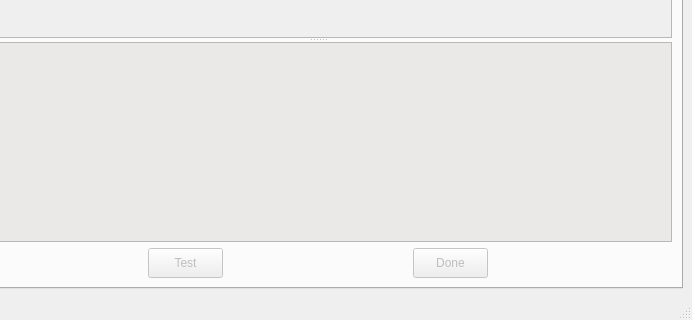
Old version of the form FEniCSBloodSim/fenics_blood_sim.ui in the repository carmenalonsomontes/FEniCS-Medical-Simulation; both pictures show x 464 to 1156 and y 515 to 835 of the 1156 by 835 pixel window.
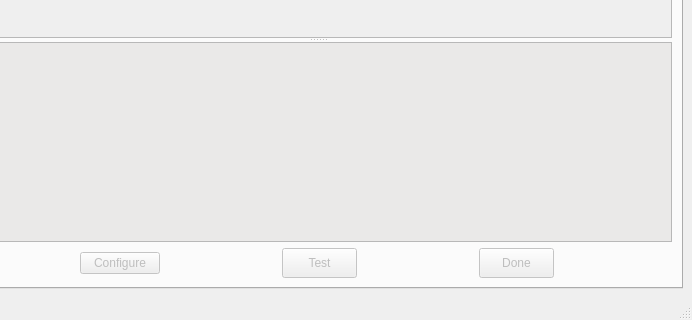
New version of the form. The open tabs and pages were chosen to show the change. Icons and pictures are not drawn. Custom widgets are drawn as their Qt base class.

Commit message: + Created basic dialog for FENICS configuration + created basic functionality for loading  tab info + Created basic functionality for loading parameters + Created basic functionality to close/open dialog

```diff
--- a/FEniCSBloodSim/fenics_blood_sim.ui
+++ b/FEniCSBloodSim/fenics_blood_sim.ui
@@ -1606,6 +1606,19 @@
            </item>
            <item>
             <layout class="QHBoxLayout" name="horizontalLayout_3">
+             <item>
+              <widget class="QPushButton" name="fenicsConfigureButton">
+               <property name="sizePolicy">
+                <sizepolicy hsizetype="Fixed" vsizetype="Fixed">
+                 <horstretch>0</horstretch>
+                 <verstretch>0</verstretch>
+                </sizepolicy>
+               </property>
+               <property name="text">
+                <string>Configure</string>
+               </property>
+              </widget>
+             </item>
              <item>
               <widget class="QPushButton" name="fenicsTestButton">
                <property name="sizePolicy">
```
Left out of the diff: 34 changed lines with no effect on the pictures. The commit also changes 21 other files.
